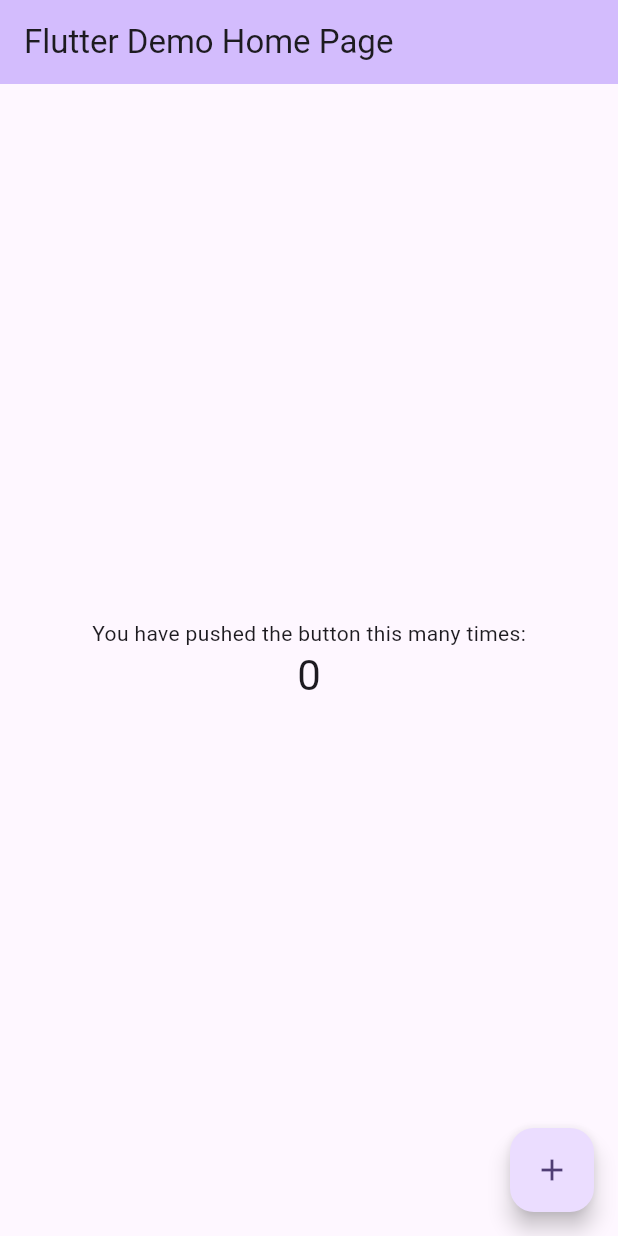
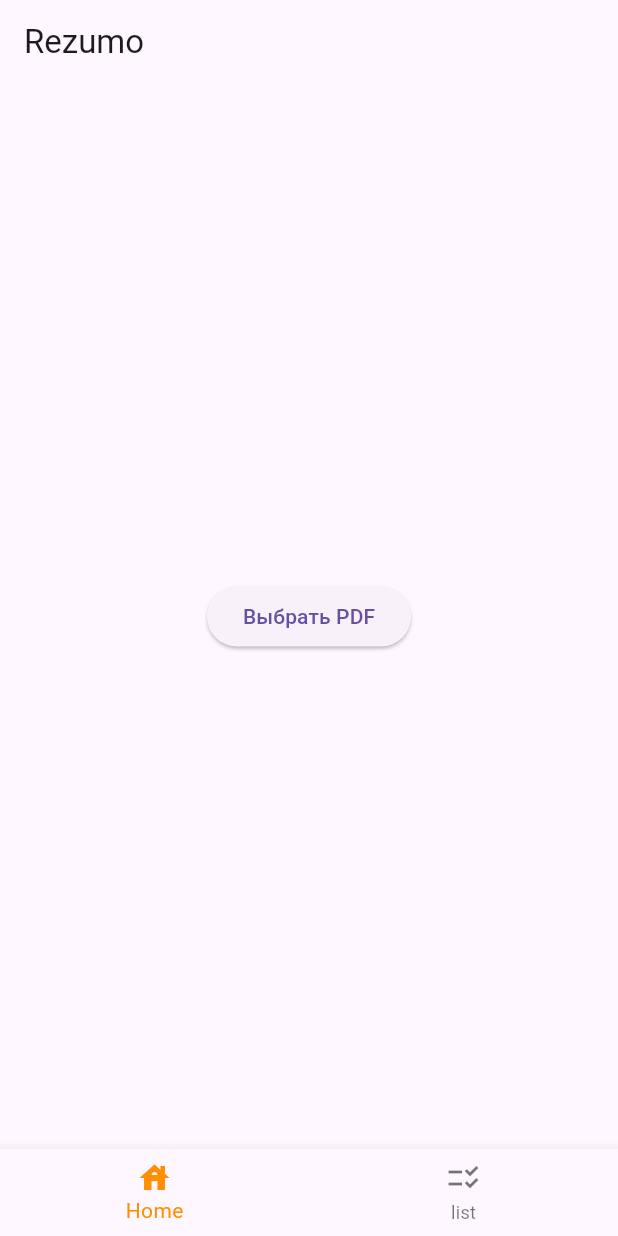
Before and after one commit to Viktorjob/Rezumo, a Flutter app: the screen it shows after launch, on a phone screen of 412 x 824 dp. Run offline on Flutter 3.47's test engine with Material 3 defaults, Android fonts, the phone set to English and light mode, and no system bars; our stand-ins replace bloc, file_picker, flutter_bloc.

Commit message:
open pdf

```diff
--- /dev/null
+++ b/lib/download_files/bloc/file_picker_event.dart
@@ -0,0 +1,5 @@
+part of 'file_picker_bloc.dart';
+
+abstract class FilePickerEvent {}
+
+class PickFileEvent extends FilePickerEvent {}
--- /dev/null
+++ b/lib/download_files/bloc/file_picker_state.dart
@@ -0,0 +1,20 @@
+part of 'file_picker_bloc.dart';
+
+abstract class FilePickerState {}
+
+class FilePickerInitial extends FilePickerState {}
+
+class FilePickerLoading extends FilePickerState {}
+
+class FilePickerLoaded extends FilePickerState {
+  final String filePath;
+
+  FilePickerLoaded(this.filePath);
+}
+
+
+class FilePickerError extends FilePickerState {
+  final String message;
+
+  FilePickerError(this.message);
+}
--- /dev/null
+++ b/lib/download_files/ui/file_picker_screen.dart
@@ -0,0 +1,61 @@
+import 'package:flutter/material.dart';
+import 'package:flutter_bloc/flutter_bloc.dart';
+import '../bloc/file_picker_bloc.dart';
+
+class FilePickerScreen extends StatelessWidget {
+  const FilePickerScreen({Key? key}) : super(key: key);
+
+
+  @override
+  Widget build(BuildContext context) {
+    return Scaffold(
+      appBar: AppBar(title: const Text('Rezumo')),
+      body: Center(
+        child: BlocBuilder<FilePickerBloc, FilePickerState>(
+          builder: (context, state) {
+            if (state is FilePickerInitial) {
+              return ElevatedButton(
+                onPressed: () {
+                  context.read<FilePickerBloc>().add(PickFileEvent());
+                },
+                child: const Text('Выбрать PDF'),
+              );
+            } else if (state is FilePickerLoading) {
+              return const CircularProgressIndicator();
+            } else if (state is FilePickerLoaded) {
+              return Column(
+                mainAxisSize: MainAxisSize.min,
+                children: [
+                  //Text('Выбран файл:\n${state.filePath}'),
+                  const SizedBox(height: 20),
+                  ElevatedButton(
+                    onPressed: () {
+                      context.read<FilePickerBloc>().add(PickFileEvent());
+                    },
+                    child: const Text('Выбрать другой файл'),
+                  ),
+                ],
+              );
+            } else if (state is FilePickerError) {
+              return Column(
+                mainAxisSize: MainAxisSize.min,
+                children: [
+                  Text('Ошибка: ${state.message}', style: const TextStyle(color: Colors.red)),
+                  const SizedBox(height: 20),
+                  ElevatedButton(
+                    onPressed: () {
+                      context.read<FilePickerBloc>().add(PickFileEvent());
+                    },
+                    child: const Text('Попробовать снова'),
+                  ),
+                ],
+              );
+            } else {
+              return const SizedBox.shrink();
+            }
+          },
+        ),
+      ),
+    );
+  }
+}
--- a/lib/main.dart
+++ b/lib/main.dart
@@ -1,122 +1,28 @@
 import 'package:flutter/material.dart';
+import 'package:flutter_bloc/flutter_bloc.dart';
+import 'package:rezumo/download_files/ui/HHH.dart';
+import 'package:rezumo/menu_bar/menu_bar.dart';
+
+import 'download_files/bloc/file_picker_bloc.dart';
+import 'download_files/ui/file_picker_screen.dart';
+
 
 void main() {
   runApp(const MyApp());
 }
 
 class MyApp extends StatelessWidget {
-  const MyApp({super.key});
+  const MyApp({Key? key}) : super(key: key);
 
-  // This widget is the root of your application.
   @override
   Widget build(BuildContext context) {
-    return MaterialApp(
-      title: 'Flutter Demo',
-      theme: ThemeData(
-        // This is the theme of your application.
-        //
-        // TRY THIS: Try running your application with "flutter run". You'll see
-        // the application has a purple toolbar. Then, without quitting the app,
-        // try changing the seedColor in the colorScheme below to Colors.green
-        // and then invoke "hot reload" (save your changes or press the "hot
-        // reload" button in a Flutter-supported IDE, or press "r" if you used
-        // the command line to start the app).
-        //
-        // Notice that the counter didn't reset back to zero; the application
-        // state is not lost during the reload. To reset the state, use hot
-        // restart instead.
-        //
-        // This works for code too, not just values: Most code changes can be
-        // tested with just a hot reload.
-        colorScheme: ColorScheme.fromSeed(seedColor: Colors.deepPurple),
+    return BlocProvider(
+      create: (context) => FilePickerBloc(),
+      child: const MaterialApp(
+        debugShowCheckedModeBanner: false,
+        title: 'PDF Picker Demo',
+        home: BottomNavigationBarExample(),
       ),
-      home: const MyHomePage(title: 'Flutter Demo Home Page'),
     );
   }
 }
-
-class MyHomePage extends StatefulWidget {
-  const MyHomePage({super.key, required this.title});
-
-  // This widget is the home page of your application. It is stateful, meaning
-  // that it has a State object (defined below) that contains fields that affect
-  // how it looks.
-
-  // This class is the configuration for the state. It holds the values (in this
-  // case the title) provided by the parent (in this case the App widget) and
-  // used by the build method of the State. Fields in a Widget subclass are
-  // always marked "final".
-
-  final String title;
-
-  @override
-  State<MyHomePage> createState() => _MyHomePageState();
-}
-
-class _MyHomePageState extends State<MyHomePage> {
-  int _counter = 0;
-
-  void _incrementCounter() {
-    setState(() {
-      // This call to setState tells the Flutter framework that something has
-      // changed in this State, which causes it to rerun the build method below
-      // so that the display can reflect the updated values. If we changed
-      // _counter without calling setState(), then the build method would not be
-      // called again, and so nothing would appear to happen.
-      _counter++;
-    });
-  }
-
-  @override
-  Widget build(BuildContext context) {
-    // This method is rerun every time setState is called, for instance as done
-    // by the _incrementCounter method above.
-    //
-    // The Flutter framework has been optimized to make rerunning build methods
-    // fast, so that you can just rebuild anything that needs updating rather
-    // than having to individually change instances of widgets.
-    return Scaffold(
-      appBar: AppBar(
-        // TRY THIS: Try changing the color here to a specific color (to
-        // Colors.amber, perhaps?) and trigger a hot reload to see the AppBar
-        // change color while the other colors stay the same.
-        backgroundColor: Theme.of(context).colorScheme.inversePrimary,
-        // Here we take the value from the MyHomePage object that was created by
-        // the App.build method, and use it to set our appbar title.
-        title: Text(widget.title),
-      ),
-      body: Center(
-        // Center is a layout widget. It takes a single child and positions it
-        // in the middle of the parent.
-        child: Column(
-          // Column is also a layout widget. It takes a list of children and
-          // arranges them vertically. By default, it sizes itself to fit its
-          // children horizontally, and tries to be as tall as its parent.
-          //
-          // Column has various properties to control how it sizes itself and
-          // how it positions its children. Here we use mainAxisAlignment to
-          // center the children vertically; the main axis here is the vertical
-          // axis because Columns are vertical (the cross axis would be
-          // horizontal).
-          //
-          // TRY THIS: Invoke "debug painting" (choose the "Toggle Debug Paint"
-          // action in the IDE, or press "p" in the console), to see the
-          // wireframe for each widget.
-          mainAxisAlignment: MainAxisAlignment.center,
-          children: <Widget>[
-            const Text('You have pushed the button this many times:'),
-            Text(
-              '$_counter',
-              style: Theme.of(context).textTheme.headlineMedium,
-            ),
-          ],
-        ),
-      ),
-      floatingActionButton: FloatingActionButton(
-        onPressed: _incrementCounter,
-        tooltip: 'Increment',
-        child: const Icon(Icons.add),
-      ), // This trailing comma makes auto-formatting nicer for build methods.
-    );
-  }
-}
--- /dev/null
+++ b/lib/menu_bar/menu_bar.dart
@@ -0,0 +1,55 @@
+import 'package:flutter/material.dart';
+import 'package:rezumo/download_files/ui/HHH.dart';
+
+import 'package:rezumo/download_files/ui/file_picker_screen.dart';
+
+
+class BottomNavigationBarExampleApp extends StatelessWidget {
+  const BottomNavigationBarExampleApp({super.key});
+
+  @override
+  Widget build(BuildContext context) {
+    return const MaterialApp(
+      home: BottomNavigationBarExample(),
+    );
+  }
+}
+
+
+class BottomNavigationBarExample extends StatefulWidget {
+  const BottomNavigationBarExample({super.key});
+
+  @override
+  State<BottomNavigationBarExample> createState() => _BottomNavigationBarExampleState();
+}
+
+class _BottomNavigationBarExampleState extends State<BottomNavigationBarExample> {
+  int _selectedIndex = 0;
+
+  final List<Widget> _widgetOptions = <Widget>[
+    const FilePickerScreen(),
+    const Hello(),
+  ];
+
+  void _onItemTapped(int index) {
+    setState(() {
+      _selectedIndex = index;
+    });
+  }
+
+  @override
+  Widget build(BuildContext context) {
+    return Scaffold(
+      body: _widgetOptions.elementAt(_selectedIndex),
+      bottomNavigationBar: BottomNavigationBar(
+        items: const <BottomNavigationBarItem>[
+          BottomNavigationBarItem(icon: Icon(Icons.house), label: 'Home'),
+          BottomNavigationBarItem(icon: Icon(Icons.checklist_rtl), label: 'list'),
+        ],
+        currentIndex: _selectedIndex,
+        selectedItemColor: Colors.amber[800],
+        onTap: _onItemTapped,
+      ),
+    );
+  }
+}
```
Also changed, not shown: lib/download_files/bloc/file_picker_bloc.dart (added, +30 -0 lines), lib/download_files/ui/HHH.dart (added, +20 -0 lines), pubspec.yaml (+12 -65 lines), pubspec.lock, 5 other files.
